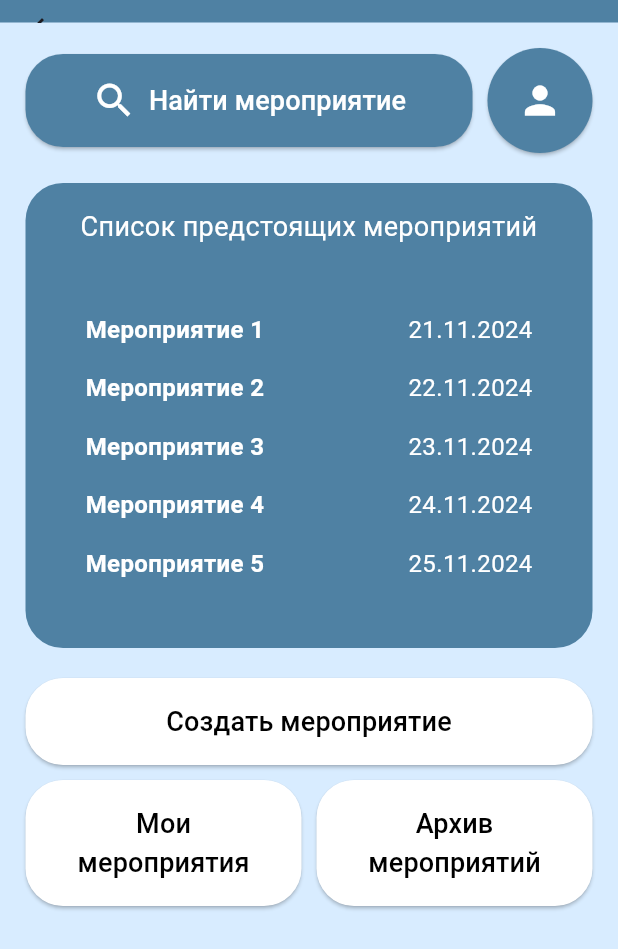
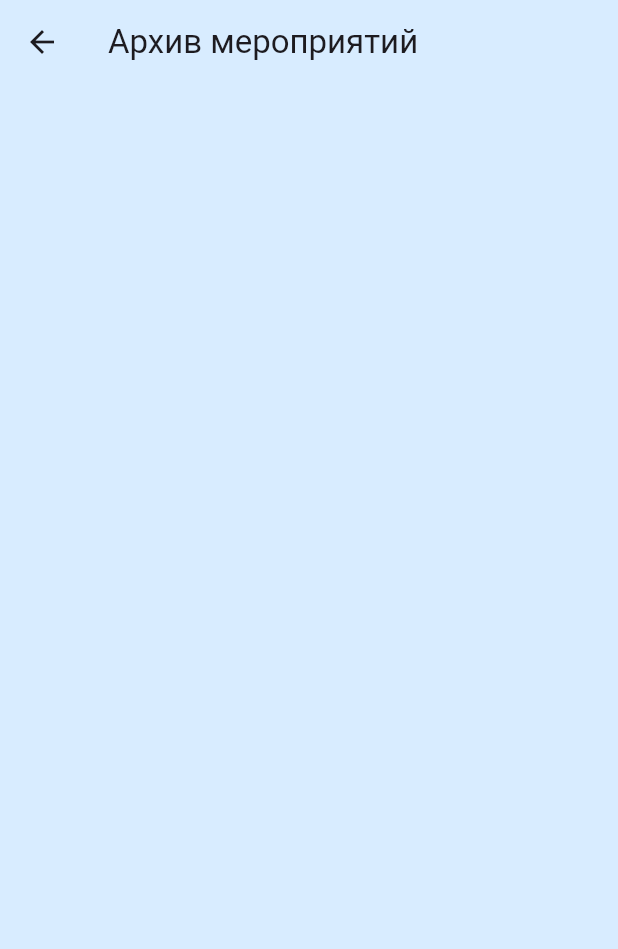
Before and after one commit to DiaboliFelis/Event-horizon, a Flutter app: the Menu screen opened by its route, after a tap on "Архив", on a phone screen of 412 x 824 dp. Shown: the top 949 px of the screen. Run offline on Flutter 3.47's test engine with Material 3 defaults, Android fonts, the phone set to English and light mode, and no system bars.

Commit message:
+ My Event, +Archive of events

```diff
--- a/lib/presentation/Navigation.dart
+++ b/lib/presentation/Navigation.dart
@@ -6,6 +6,8 @@ import 'package:event_horizon/presentation/pages/wishlist_page/wishlist_page.dar
 import 'package:event_horizon/presentation/pages/food_page/food_page.dart';
 import 'package:event_horizon/presentation/pages/guests_page/guests_page.dart';
 import 'package:event_horizon/presentation/pages/profile_page/profile_page.dart';
+import 'package:event_horizon/presentation/pages/my_events/my events.dart';
+import 'package:event_horizon/presentation/pages/archive_of_events/archive_of_events.dart';
 
 class Navigation {
   static Route<dynamic> generateRoute(RouteSettings settings) {
@@ -25,6 +27,10 @@ class Navigation {
         return MaterialPageRoute(builder: (context) => GuestsPage());
       case '/profile':
         return MaterialPageRoute(builder: (context) => ProfilePage());
+      case '/my_event':
+        return MaterialPageRoute(builder: (context) => MyEventsPage());
+      case '/archive_of_events':
+        return MaterialPageRoute(builder: (context) => ArchiveOfEventsPage());
       default:
         return MaterialPageRoute(
             builder: (context) => const Scaffold(
--- /dev/null
+++ b/lib/presentation/pages/archive_of_events/archive_of_events.dart
@@ -0,0 +1,25 @@
+import 'package:flutter/material.dart';
+
+class ArchiveOfEventsPage extends StatelessWidget {
+  @override
+  Widget build(BuildContext context) {
+    return Scaffold(
+      appBar: AppBar(
+        backgroundColor: const Color(0xFFD8ECFF),
+        title: const Text('Архив мероприятий'), // Добавили заголовок
+      ),
+      body: const ArchiveOfEvents(),
+    );
+  }
+}
+
+class ArchiveOfEvents extends StatelessWidget {
+  const ArchiveOfEvents({super.key});
+
+  @override
+  Widget build(BuildContext context) {
+    return Container(
+      color: const Color(0xFFD8ECFF),
+    ); // Or return any other widget you want as a placeholder
+  }
+}
--- a/lib/presentation/pages/menu_page/menu_page.dart
+++ b/lib/presentation/pages/menu_page/menu_page.dart
@@ -187,7 +187,7 @@ class CustomBody extends StatelessWidget {
                 child: ElevatedButton(
                   onPressed: () {
                     Navigator.pushNamed(context,
-                        '/create_event'); // Действие для отображения "Мои Мероприятия"
+                        '/my_event'); // Действие для отображения "Мои Мероприятия"
                   },
                   child: Column(
                     mainAxisAlignment: MainAxisAlignment.center,
@@ -216,7 +216,8 @@ class CustomBody extends StatelessWidget {
               Expanded(
                 child: ElevatedButton(
                   onPressed: () {
-                    // Действие для отображения "Архив Мероприятий"
+                    Navigator.pushNamed(context,
+                        '/archive_of_events'); // Действие для отображения "Архив Мероприятий"
                   },
                   child: Column(
                     mainAxisAlignment: MainAxisAlignment.center,
```
Also changed, not shown: lib/presentation/pages/my_events/my events.dart (added, +25 -0 lines).
